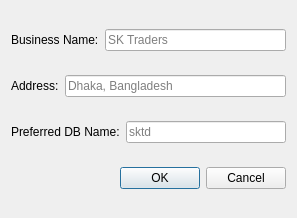
54b1d/SPAS, file ui/setup.ui: the form before one commit.
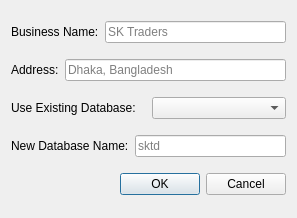
The form after the commit.

Commit message: +combo_database

What changed in the file:
```diff
--- a/ui/setup.ui
+++ b/ui/setup.ui
@@ -50,12 +50,26 @@
                     </item>
                 </layout>
             </item>
+            <item>
+                <layout class="QHBoxLayout" name="horizontalLayout_4">
+                    <item>
+                        <widget class="QLabel" name="label_dbname_combo">
+                            <property name="text">
+                                <string>Use Existing Database:</string>
+                            </property>
+                        </widget>
+                    </item>
+                    <item>
+                        <widget class="QComboBox" name="combo_databases"/>
+                    </item>
+                </layout>
+            </item>
             <item>
                 <layout class="QHBoxLayout" name="horizontalLayout_3">
                     <item>
                         <widget class="QLabel" name="label_dbname">
                             <property name="text">
-                                <string>Preferred DB Name:</string>
+                                <string>New Database Name:</string>
                             </property>
                         </widget>
                     </item>
```
